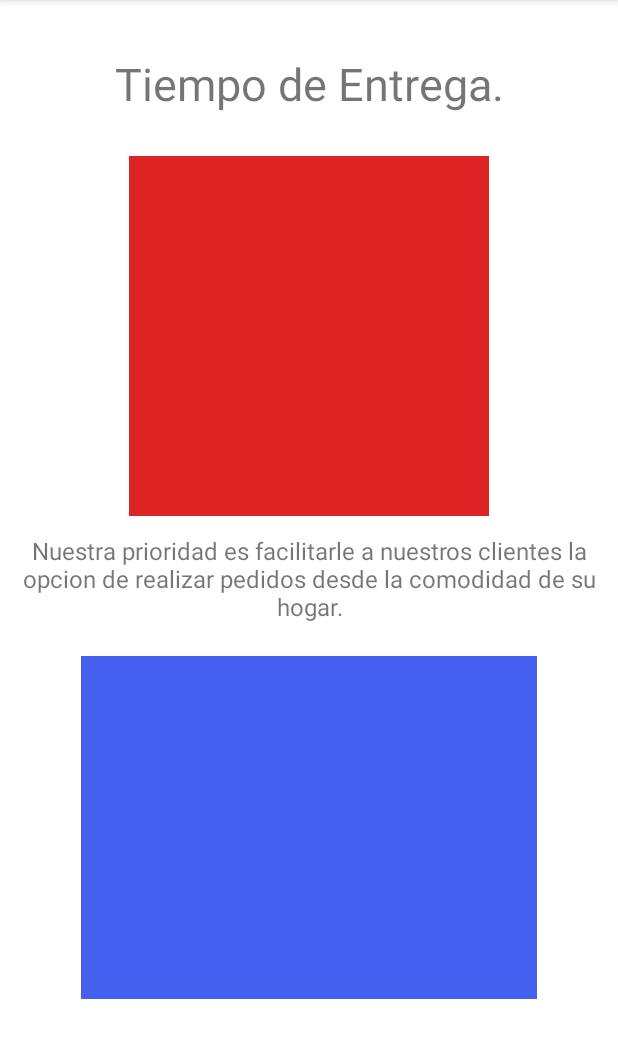
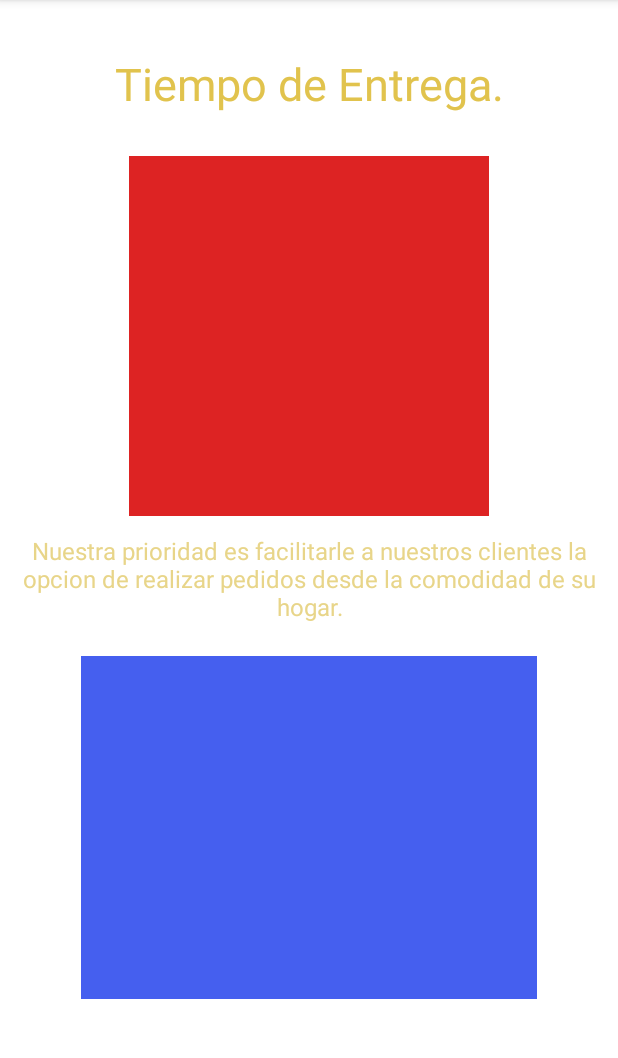
Before and after one commit to dylanjitt/pedidosHermanosAndroid, an Android app: the Pedido screen opened directly, with no data from a screen before it, on a phone screen of 412 x 824 dp, the part 84-1142 px from its top. Run offline under Robolectric (Android 15) with nearby library versions, the phone set to English and light mode, and no system bars.

```diff
--- a/app/src/main/res/layout/activity_pedido.xml
+++ b/app/src/main/res/layout/activity_pedido.xml
@@ -13,6 +13,7 @@
         android:layout_height="wrap_content"
         android:text="Tiempo de Entrega."
         android:textSize="30sp"
+        android:textColor="#E1C34D"
         app:layout_constraintTop_toTopOf="parent"
         app:layout_constraintRight_toRightOf="parent"
         app:layout_constraintLeft_toLeftOf="parent"
@@ -37,6 +38,7 @@
         android:text="Nuestra prioridad es facilitarle a nuestros clientes la opcion de realizar pedidos desde la comodidad de su hogar."
         android:padding="12sp"
         android:gravity="center"
+        android:textColor="#E8D589"
         android:textSize="16sp"
         app:layout_constraintTop_toBottomOf="@id/crono_view"
         app:layout_constraintRight_toRightOf="parent"
```
